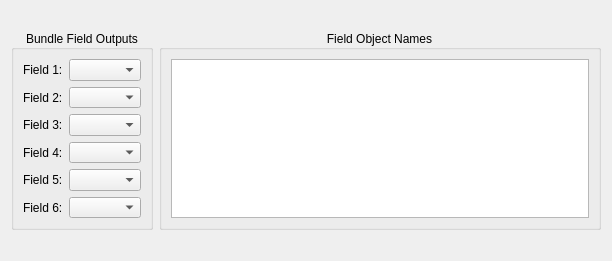
First picture: the form in src/Interface/Modules/Bundle/GetFieldsFromBundleDialog.ui, repository SCIInstitute/SCIRun, before the edit.
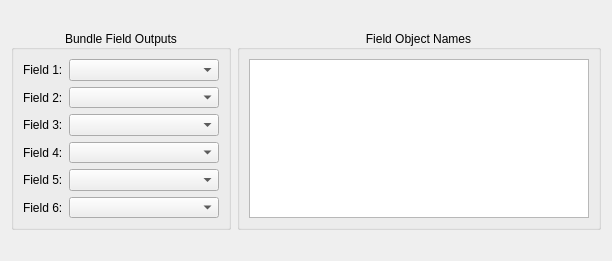
Second picture: the form after the edit.

What changed in the file:
```diff
--- a/src/Interface/Modules/Bundle/GetFieldsFromBundleDialog.ui
+++ b/src/Interface/Modules/Bundle/GetFieldsFromBundleDialog.ui
@@ -84,7 +84,14 @@
        </widget>
       </item>
       <item row="0" column="1">
-       <widget class="QComboBox" name="fieldComboBox1_"/>
+       <widget class="QComboBox" name="fieldComboBox1_">
+        <property name="minimumSize">
+         <size>
+          <width>150</width>
+          <height>0</height>
+         </size>
+        </property>
+       </widget>
       </item>
       <item row="1" column="1">
        <widget class="QComboBox" name="fieldComboBox2_"/>
```
